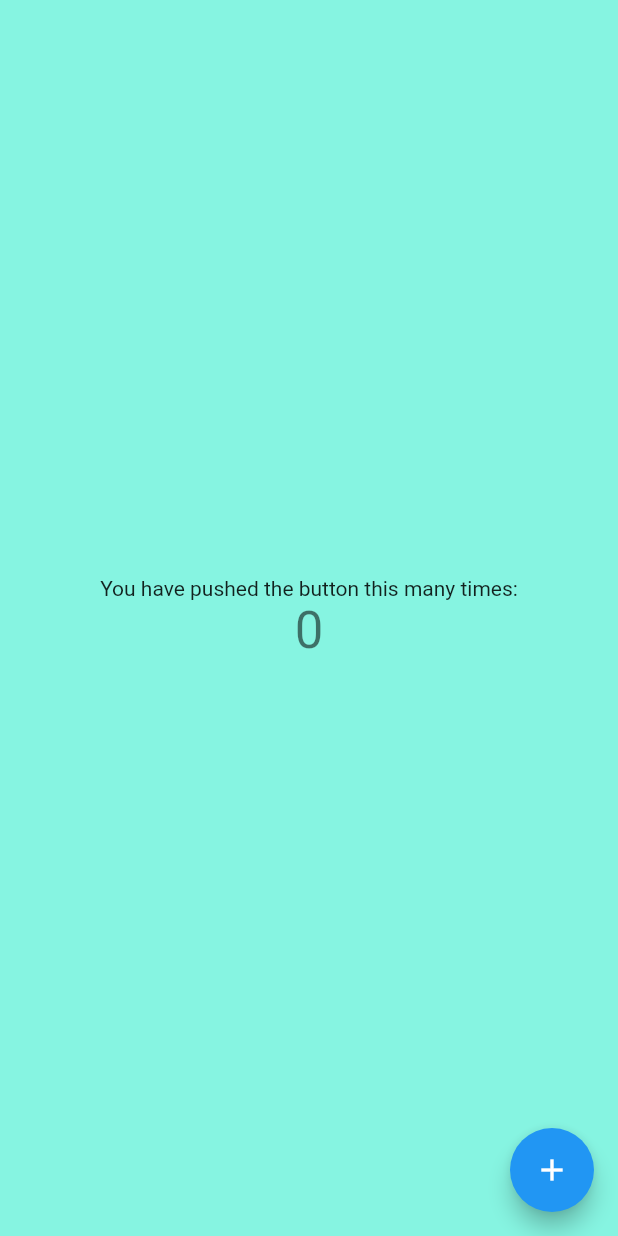
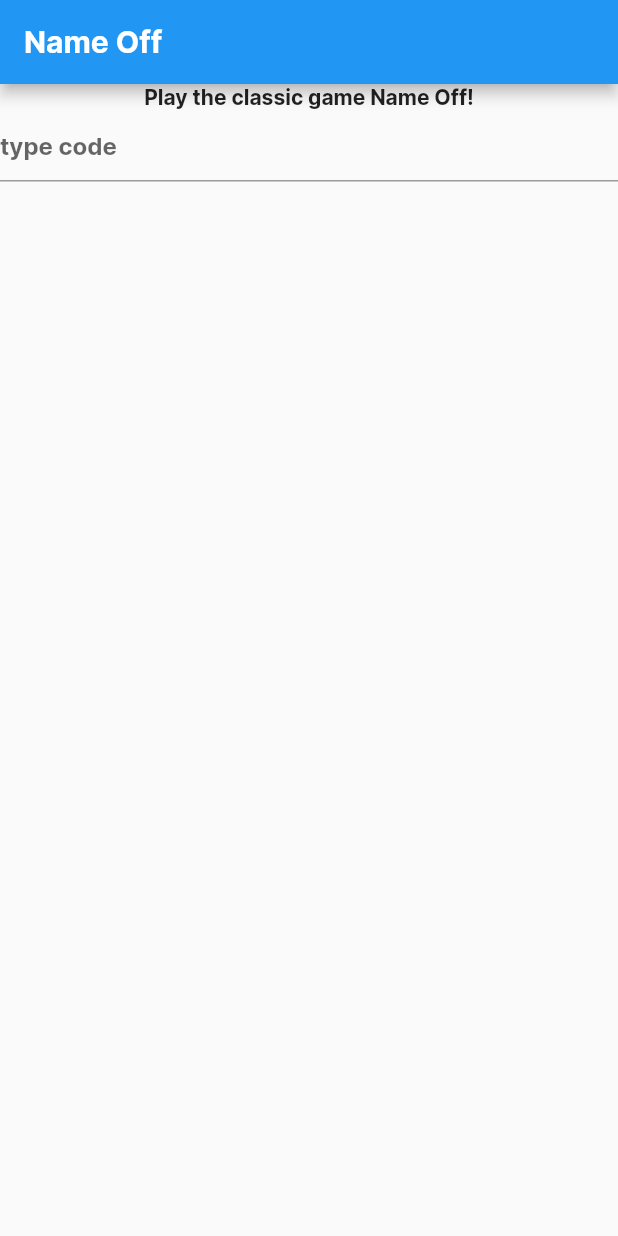
Before and after one commit to Ramko9999/Name-Off, a Flutter app: the screen it shows after launch, on a phone screen of 412 x 824 dp. Run offline on Flutter 3.47's test engine with Material 2 defaults, Android fonts, the phone set to English and light mode, and no system bars.

Commit message:
Working on HomeScreen

```diff
--- a/client/lib/main.dart
+++ b/client/lib/main.dart
@@ -1,4 +1,5 @@
 import 'package:flutter/material.dart';
+import 'package:name_off/screens/home/HomeScreen.dart';
 import './util/Config.dart';
 
 
@@ -12,8 +13,12 @@ class MyApp extends StatelessWidget {
   @override
   Widget build(BuildContext context) {
     return MaterialApp(
-
-      home: MyHomePage(title: 'Name Off Home Page'),
+      theme: ThemeData(
+        backgroundColor: Config.bgColor,
+        buttonColor: Config.secondaryColor,
+        fontFamily: Config.fontFamily
+      ),
+      home: HomeScreen(),
     );
   }
 }
--- /dev/null
+++ b/client/lib/screens/home/HomeScreen.dart
@@ -0,0 +1,41 @@
+import "package:flutter/material.dart";
+
+
+class HomeScreen extends StatelessWidget{
+
+  TextEditingController _joinCodeController;
+  TextEditingController _makeCodeController;
+
+  HomeScreen(){
+    this._joinCodeController = new TextEditingController();
+    this._makeCodeController = new TextEditingController();
+  }
+
+
+
+  Widget build(BuildContext context){
+    return Scaffold(
+      appBar: AppBar(
+        title: Text("Name Off")
+      ),
+      body: Container(
+        child: Column(
+          children: <Widget>[
+            Container(
+              child: Text("Play the classic game Name Off!")
+            ),
+            Container(
+              child: TextField(
+                controller: _joinCodeController,
+                decoration: InputDecoration(
+                  hintText: "type code"
+                ),
+              )
+            )
+        ],)
+      ),
+    );
+  }
+
+
+}
--- /dev/null
+++ b/client/lib/services/LocalStorage.dart
@@ -0,0 +1,6 @@
+
+class LocalStorage{
+
+
+
+}
--- /dev/null
+++ b/client/lib/util/RelativeDimension.dart
@@ -0,0 +1,17 @@
+
+import 'package:flutter/cupertino.dart';
+
+class RelativeDimension{
+
+  static double getHeight(BuildContext context, double scale){
+    Size deviceSize = MediaQuery.of(context).size;
+    double height = deviceSize.height;
+    return height * scale;
+  }
+
+  static double getWidth(BuildContext context, double scale){
+    Size deviceSize = MediaQuery.of(context).size;
+    double width = deviceSize.width;
+    return width * scale;
+  }
+}
```
Also changed, not shown: client/pubspec.lock.
